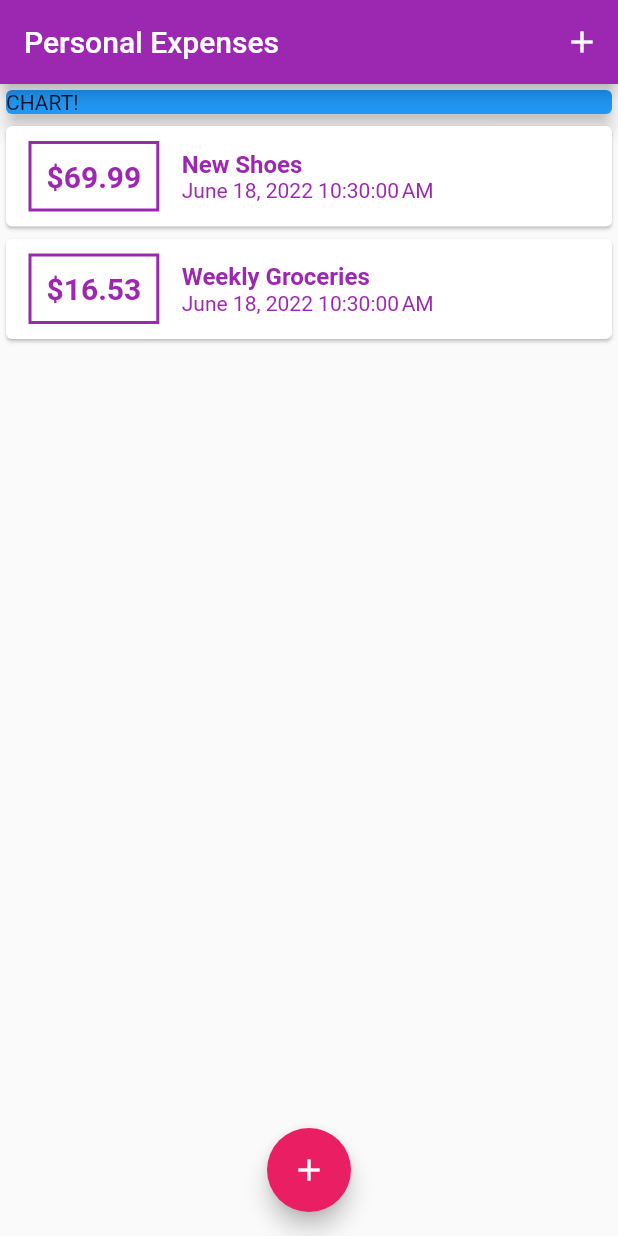
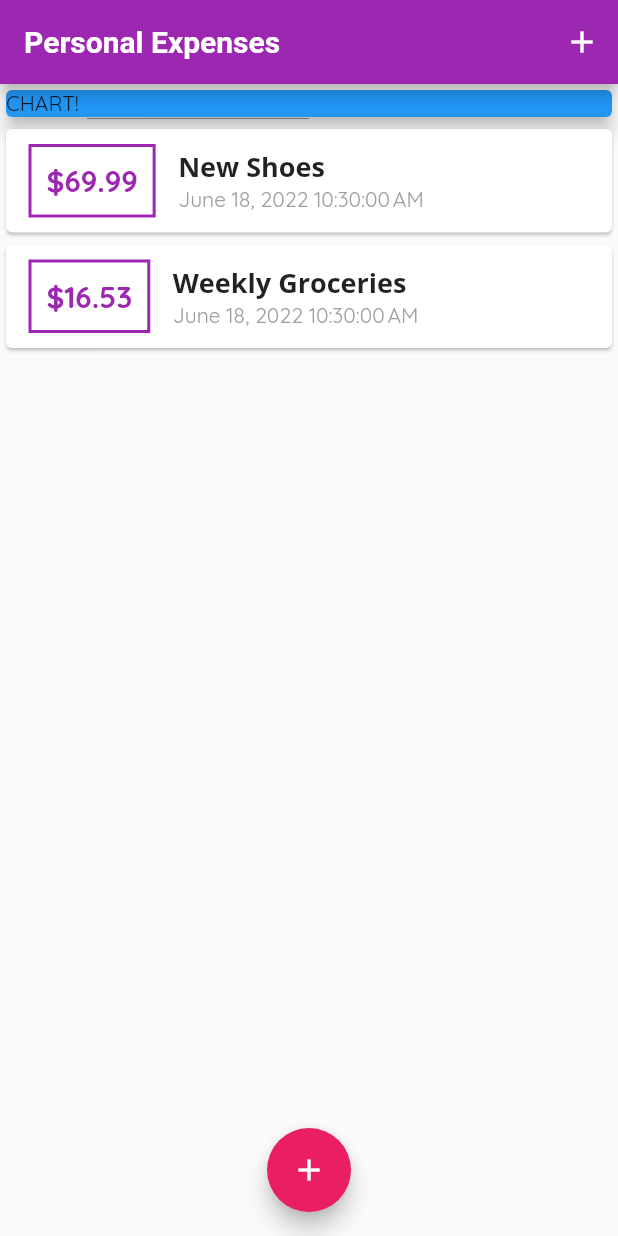
Before and after one commit to DJJ547/Expense-Tracker, a Flutter app: the screen it shows after launch, on a phone screen of 412 x 824 dp. Run offline on Flutter 3.47's test engine with Material 2 defaults, Android fonts, the phone set to English and light mode, and no system bars; Roboto replaces fonts that are missing (Opensand).

Commit message:
added fonts in assets folder, added global text theme in main

```diff
--- a/lib/main.dart
+++ b/lib/main.dart
@@ -16,7 +16,22 @@ class MyApp extends StatelessWidget {
         colorScheme: ColorScheme.fromSwatch().copyWith(
           primary: Colors.purple,
           secondary: Colors.pink,
-        )
+        ),
+        textTheme: TextTheme().copyWith(
+          bodyText1: TextStyle(
+            fontFamily: 'OpenSans',
+            fontSize: 18,
+            fontWeight: FontWeight.bold,
+          ),
+        ),
+        appBarTheme: AppBarTheme(
+          titleTextStyle: TextStyle(
+            fontFamily: 'OpenSans',
+            fontSize: 20,
+            fontWeight: FontWeight.bold,
+          ),
+        ),
+        fontFamily: 'Quicksand',
       ),
       home: MyHomePage(),
     );
@@ -76,7 +91,12 @@ class _MyHomePageState extends State<MyHomePage> {
   Widget build(BuildContext context) {
     return Scaffold(
       appBar: AppBar(
-        title: Text('Personal Expenses'),
+        title: Text(
+          'Personal Expenses',
+          style: TextStyle(
+            fontFamily: 'Opensand',
+          ),
+        ),
         actions: <Widget>[
           IconButton(
             icon: Icon(Icons.add),
--- a/lib/widgets/transaction_list.dart
+++ b/lib/widgets/transaction_list.dart
@@ -41,17 +41,13 @@ class TransactionList extends StatelessWidget {
                   children: <Widget>[
                     Text(
                       transactions[index].title,
-                      style: TextStyle(
-                        fontWeight: FontWeight.bold,
-                        fontSize: 16,
-                        color: Theme.of(context).primaryColor,
-                      ),
+                      style: Theme.of(context).textTheme.bodyText1,
                     ),
                     Text(
                       // you can custom the format by putting 'yyyy-MM-dd' in DateFormat
                       DateFormat().format(transactions[index].timestamp),
                       style: TextStyle(
-                        color: Theme.of(context).primaryColor,
+                        color: Colors.grey,
                       ),
                     ),
                   ],
```
Also changed, not shown: pubspec.yaml (+11 -6 lines), assets/fonts/OpenSans-Bold.ttf (added), assets/fonts/OpenSans-Regular.ttf (added), assets/fonts/Quicksand-Bold.ttf (added), assets/fonts/Quicksand-Light.ttf (added), assets/fonts/Quicksand-Medium.ttf (added), assets/fonts/Quicksand-Regular.ttf (added).
